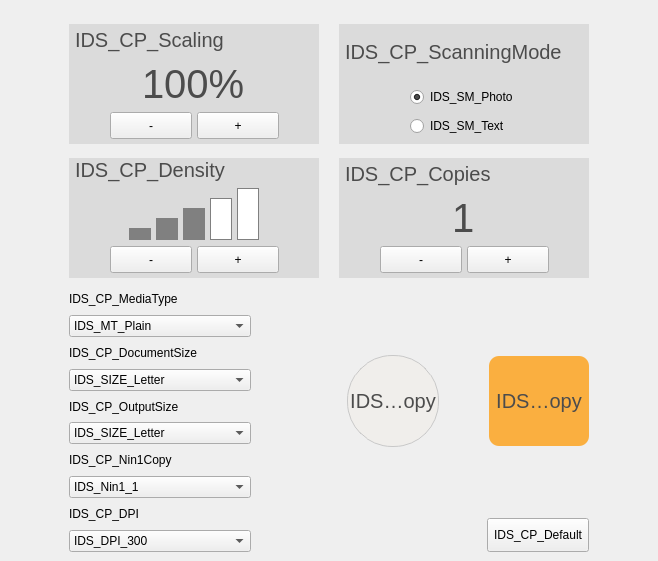
The window that tabcopy.ui (lzk/richovop) describes before a commit, drawn with Qt 5.
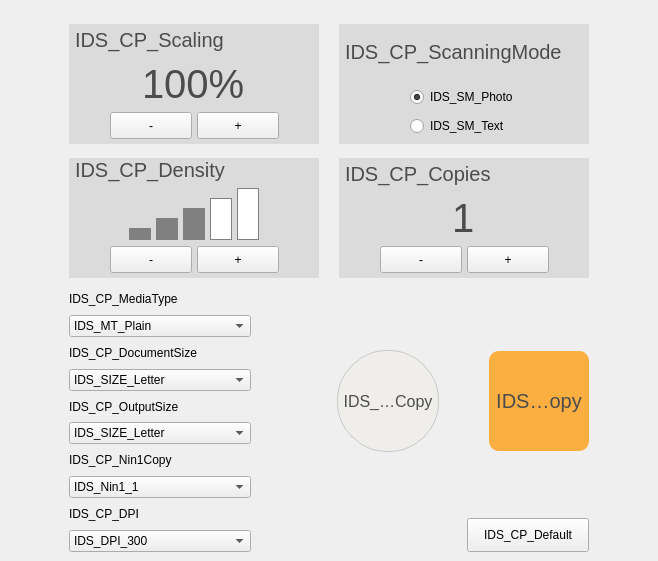
The same window after the commit.

Patch:
```diff
--- a/tabcopy.ui
+++ b/tabcopy.ui
@@ -102,14 +102,14 @@
 
 #TabCopy QToolButton
 {
- border-radius: 45px;
-min-width:90px;
-max-width:90px;
-min-height:90px;
-max-height:90px;
+ border-radius: 50px;
+min-width:100px;
+max-width:100px;
+min-height:100px;
+max-height:100px;
 	background-color: #f0eeeb; 
 border: 1px solid #c8c8c8;
-font:20px;
+font:16px;
 	color: #4c4c4c;
 }
 
@@ -124,6 +124,7 @@
 
 #TabCopy #copy
 {
+font:20px;
 min-width:100px;
 max-width:100px;
  border-radius: 10px;
@@ -154,8 +155,8 @@
 
 #TabCopy #btn_default
 {
-	min-width:100;
-	max-width:100;
+	min-width:120;
+	max-width:120;
 	min-height:32;
 	max-height:32;
 }</string>
```
